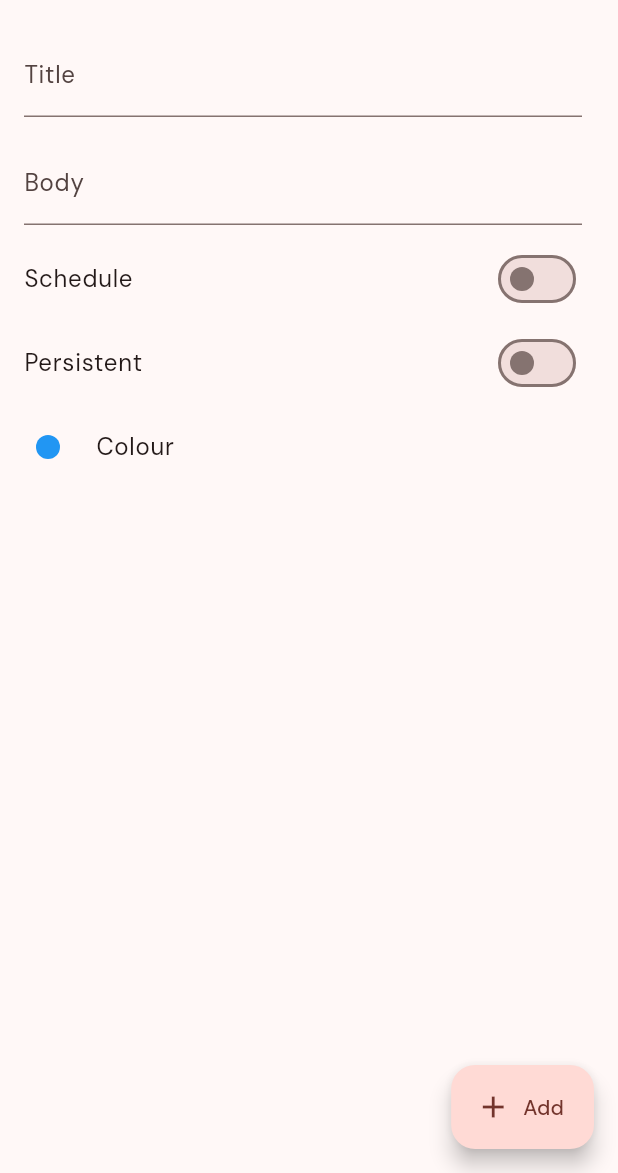
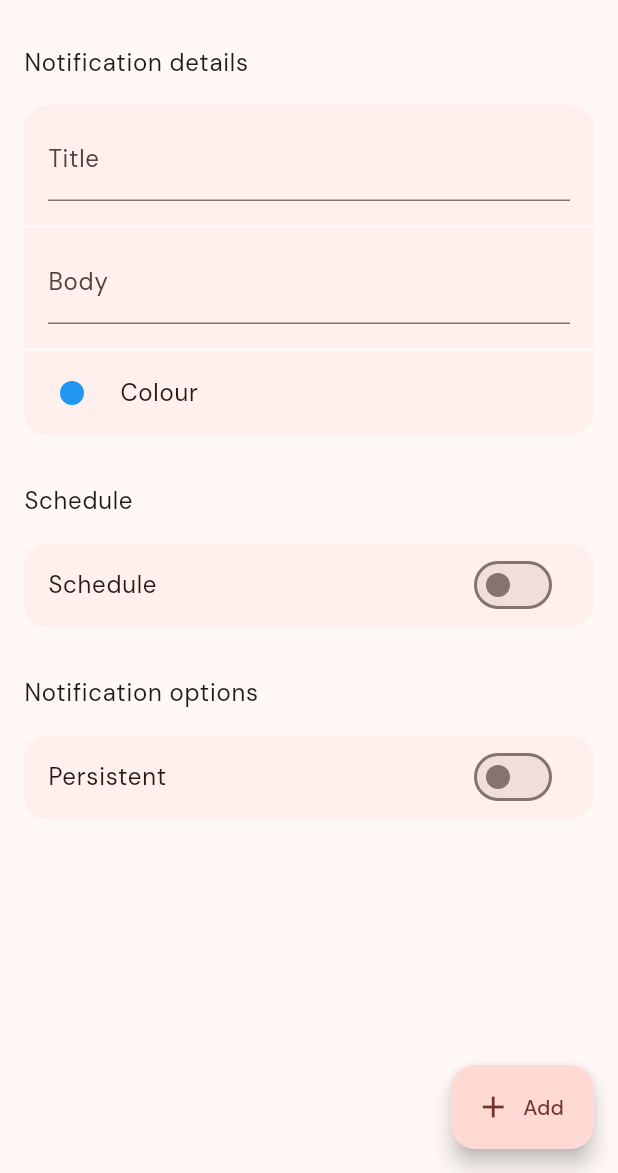
Before and after one commit to tomc128/noterly, a Flutter app: the CreateNotificationPage screen opened directly, on a phone screen of 412 x 824 dp, the part 63-1236 px from its top. Run offline on Flutter 3.47's test engine with Material 2 defaults, Android fonts, the phone set to English and light mode, and no system bars; drawn by our look-alikes of dynamic_color; our stand-ins replace flutter_local_notifications, google_fonts, jiffy, timezone.

Commit message:
New card design in create notification page

```diff
--- a/noti_buddy/lib/pages/create_notification_page.dart
+++ b/noti_buddy/lib/pages/create_notification_page.dart
@@ -53,7 +53,10 @@
       body: Form(
         key: _formKey,
         child: ListView(
+          padding: const EdgeInsets.only(bottom: 128),
           children: [
+            _getHeader('Notification details'),
+            _getCard([
               ListTile(
                 title: TextFormField(
                   controller: _titleController,
@@ -62,6 +65,7 @@
                   ),
                   validator: (value) => value!.isEmpty ? 'Please enter a title' : null,
                 ),
+                contentPadding: const EdgeInsets.fromLTRB(16, 0, 16, 8),
               ),
               ListTile(
                 title: TextFormField(
@@ -70,7 +74,25 @@
                     labelText: 'Body',
                   ),
                 ),
+                contentPadding: const EdgeInsets.fromLTRB(16, 0, 16, 8),
               ),
+              ListTile(
+                title: const Text('Colour'),
+                leading: ItemListDecoration(colour: _colour),
+                onTap: () {
+                  showColourPicker(context: context, initialColour: _colour).then((value) {
+                    if (value != null) {
+                      setState(() {
+                        _colour = value;
+                      });
+                    }
+                  });
+                },
+              ),
+            ]),
+            _getSpacer(),
+            _getHeader('Schedule'),
+            _getCard([
               SwitchListTile(
                 value: _isScheduled,
                 title: const Text('Schedule'),
@@ -101,6 +123,10 @@
                     });
                   },
                 ),
+            ]),
+            _getSpacer(),
+            _getHeader('Notification options'),
+            _getCard([
               SwitchListTile(
                 value: _isPersistent,
                 title: const Text('Persistent'),
@@ -110,19 +136,7 @@
                   });
                 },
               ),
-            ListTile(
-              title: const Text('Colour'),
-              leading: ItemListDecoration(colour: _colour),
-              onTap: () {
-                showColourPicker(context: context, initialColour: _colour).then((value) {
-                  if (value != null) {
-                    setState(() {
-                      _colour = value;
-                    });
-                  }
-                });
-              },
-            ),
+            ]),
           ],
         ),
       ),
@@ -150,4 +164,26 @@
       ),
     );
   }
+
+  Widget _getCard(List<Widget> children) => Card(
+        clipBehavior: Clip.antiAlias,
+        margin: const EdgeInsets.symmetric(horizontal: 16.0, vertical: 0.0),
+        shape: RoundedRectangleBorder(
+          borderRadius: BorderRadius.circular(16.0),
+        ),
+        shadowColor: Colors.transparent,
+        child: Column(
+          children: children.expand((child) => [child, _getDivider()]).take(children.length * 2 - 1).toList(),
+        ),
+      );
+
+  Widget _getHeader(String title) => ListTile(title: Text(title));
+
+  Widget _getSpacer() => const SizedBox(height: 16);
+
+  Widget _getDivider() => Divider(
+        thickness: 2,
+        height: 2,
+        color: Theme.of(context).colorScheme.background,
+      );
 }
--- a/noti_buddy/lib/pages/main_page/archived_notifications_page.dart
+++ b/noti_buddy/lib/pages/main_page/archived_notifications_page.dart
@@ -52,6 +52,7 @@
               child: ListTile(
                 title: Text(item.title),
                 subtitle: _getSubtitle(item),
+                minVerticalPadding: 12,
                 leading: SizedBox(
                   width: 32,
                   child: Align(
--- a/noti_buddy/pubspec.yaml
+++ b/noti_buddy/pubspec.yaml
@@ -39,7 +39,6 @@
   google_fonts: ^3.0.1
   dynamic_color: ^1.5.4
   jiffy: ^5.0.0
-  boxy: ^2.0.6+2
 
   # The following adds the Cupertino Icons font to your application.
   # Use with the CupertinoIcons class for iOS style icons.
```
Also changed, not shown: noti_buddy/lib/pages/main_page/active_notifications_page.dart (+11 -22 lines), noti_buddy/pubspec.lock. Lines whose indentation alone changed are shown as unchanged.
